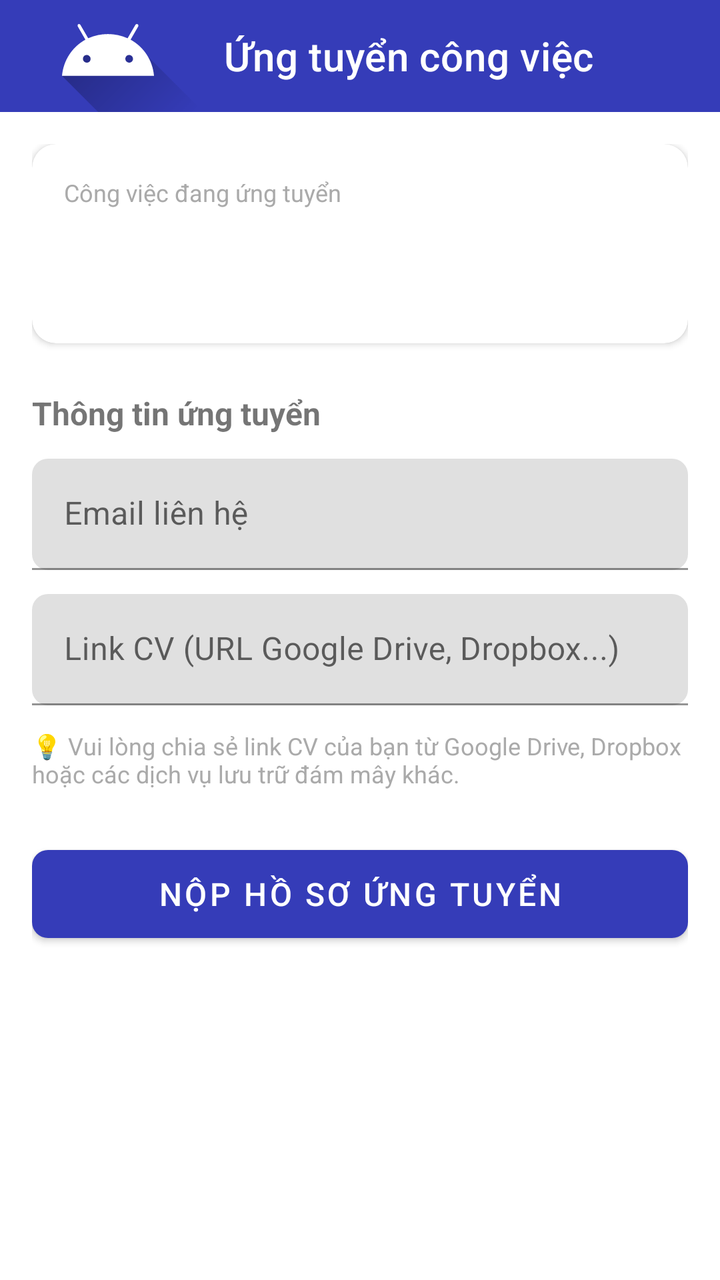
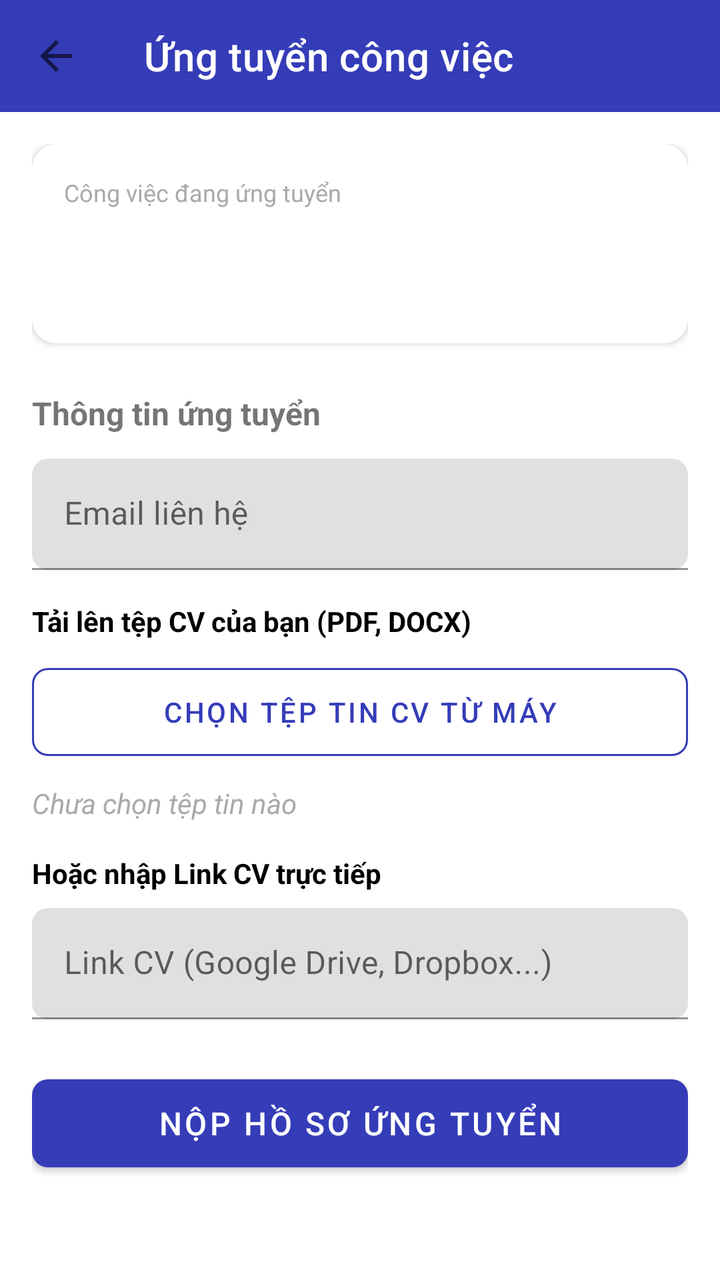

Compare the two renders of this Android layout. The source of the first and the diff that turns it into the second are given below.
<!-- AndroidManifest.xml: application theme Theme.TimViecApp -->
<!-- res/layout/activity_apply_job.xml -->
<?xml version="1.0" encoding="utf-8"?>
<LinearLayout xmlns:android="http://schemas.android.com/apk/res/android"
    xmlns:app="http://schemas.android.com/apk/res-auto"
    android:layout_width="match_parent"
    android:layout_height="match_parent"
    android:orientation="vertical"
    android:background="@android:color/white">

    
    <com.google.android.material.appbar.MaterialToolbar
        android:id="@+id/toolbar"
        android:layout_width="match_parent"
        android:layout_height="?attr/actionBarSize"
        android:background="?attr/colorPrimary"
        app:navigationIcon="@drawable/ic_launcher_foreground"
        app:title="Ứng tuyển công việc"
        app:titleTextColor="@android:color/white" />

    <ScrollView
        android:layout_width="match_parent"
        android:layout_height="match_parent">

        <LinearLayout
            android:layout_width="match_parent"
            android:layout_height="wrap_content"
            android:orientation="vertical"
            android:padding="16dp">

            
            <com.google.android.material.card.MaterialCardView
                android:layout_width="match_parent"
                android:layout_height="wrap_content"
                app:cardCornerRadius="12dp"
                app:cardElevation="2dp">

                <LinearLayout
                    android:layout_width="match_parent"
                    android:layout_height="wrap_content"
                    android:orientation="vertical"
                    android:padding="16dp">

                    <TextView
                        android:layout_width="match_parent"
                        android:layout_height="wrap_content"
                        android:text="Công việc đang ứng tuyển"
                        android:textSize="12sp"
                        android:textColor="@android:color/darker_gray" />

                    <TextView
                        android:id="@+id/tvJobTitle"
                        android:layout_width="match_parent"
                        android:layout_height="wrap_content"
                        android:layout_marginTop="4dp"
                        android:textSize="18sp"
                        android:textStyle="bold"
                        android:textColor="?attr/colorPrimary" />

                    <TextView
                        android:id="@+id/tvCompanyName"
                        android:layout_width="match_parent"
                        android:layout_height="wrap_content"
                        android:layout_marginTop="4dp"
                        android:textSize="14sp" />
                </LinearLayout>
            </com.google.android.material.card.MaterialCardView>

            
            <TextView
                android:layout_width="match_parent"
                android:layout_height="wrap_content"
                android:layout_marginTop="24dp"
                android:text="Thông tin ứng tuyển"
                android:textSize="16sp"
                android:textStyle="bold" />

            
            <com.google.android.material.textfield.TextInputLayout
                android:layout_width="match_parent"
                android:layout_height="wrap_content"
                android:layout_marginTop="12dp"
                android:hint="Email liên hệ"
                app:boxCornerRadiusBottomEnd="8dp"
                app:boxCornerRadiusBottomStart="8dp"
                app:boxCornerRadiusTopEnd="8dp"
                app:boxCornerRadiusTopStart="8dp">

                <com.google.android.material.textfield.TextInputEditText
                    android:id="@+id/etEmail"
                    android:layout_width="match_parent"
                    android:layout_height="wrap_content"
                    android:inputType="textEmailAddress" />
            </com.google.android.material.textfield.TextInputLayout>

            
            <com.google.android.material.textfield.TextInputLayout
                android:layout_width="match_parent"
                android:layout_height="wrap_content"
                android:layout_marginTop="12dp"
                android:hint="Link CV (URL Google Drive, Dropbox...)"
                app:boxCornerRadiusBottomEnd="8dp"
                app:boxCornerRadiusBottomStart="8dp"
                app:boxCornerRadiusTopEnd="8dp"
                app:boxCornerRadiusTopStart="8dp">

                <com.google.android.material.textfield.TextInputEditText
                    android:id="@+id/etCvUrl"
                    android:layout_width="match_parent"
                    android:layout_height="wrap_content"
                    android:inputType="textUri" />
            </com.google.android.material.textfield.TextInputLayout>

            
            <TextView
                android:layout_width="match_parent"
                android:layout_height="wrap_content"
                android:layout_marginTop="12dp"
                android:text="💡 Vui lòng chia sẻ link CV của bạn từ Google Drive, Dropbox hoặc các dịch vụ lưu trữ đám mây khác."
                android:textSize="12sp"
                android:textColor="@android:color/darker_gray" />

            
            <ProgressBar
                android:id="@+id/progressBar"
                android:layout_width="wrap_content"
                android:layout_height="wrap_content"
                android:layout_gravity="center"
                android:layout_marginTop="16dp"
                android:visibility="gone" />

            
            <com.google.android.material.button.MaterialButton
                android:id="@+id/btnSubmit"
                android:layout_width="match_parent"
                android:layout_height="56dp"
                android:layout_marginTop="24dp"
                android:text="Nộp hồ sơ ứng tuyển"
                android:textSize="16sp"
                app:cornerRadius="8dp" />

        </LinearLayout>
    </ScrollView>
</LinearLayout>
<!-- resources referenced by this layout -->
<resources>
  <!-- drawable ic_launcher_foreground (drawable) -->
  <vector xmlns:android="http://schemas.android.com/apk/res/android"
      xmlns:aapt="http://schemas.android.com/aapt"
      android:width="108dp"
      android:height="108dp"
      android:viewportWidth="108"
      android:viewportHeight="108">
      <path android:pathData="M31,63.928c0,0 6.4,-11 12.1,-13.1c7.2,-2.6 26,-1.4 26,-1.4l38.1,38.1L107,108.928l-32,-1L31,63.928z">
          <aapt:attr name="android:fillColor">
              <gradient
                  android:endX="85.84757"
                  android:endY="92.4963"
                  android:startX="42.9492"
                  android:startY="49.59793"
                  android:type="linear">
                  <item
                      android:color="#44000000"
                      android:offset="0.0" />
                  <item
                      android:color="#00000000"
                      android:offset="1.0" />
              </gradient>
          </aapt:attr>
      </path>
      <path
          android:fillColor="#FFFFFF"
          android:fillType="nonZero"
          android:pathData="M65.3,45.828l3.8,-6.6c0.2,-0.4 0.1,-0.9 -0.3,-1.1c-0.4,-0.2 -0.9,-0.1 -1.1,0.3l-3.9,6.7c-6.3,-2.8 -13.4,-2.8 -19.7,0l-3.9,-6.7c-0.2,-0.4 -0.7,-0.5 -1.1,-0.3C38.8,38.328 38.7,38.828 38.9,39.228l3.8,6.6C36.2,49.428 31.7,56.028 31,63.928h46C76.3,56.028 71.8,49.428 65.3,45.828zM43.4,57.328c-0.8,0 -1.5,-0.5 -1.8,-1.2c-0.3,-0.7 -0.1,-1.5 0.4,-2.1c0.5,-0.5 1.4,-0.7 2.1,-0.4c0.7,0.3 1.2,1 1.2,1.8C45.3,56.528 44.5,57.328 43.4,57.328L43.4,57.328zM64.6,57.328c-0.8,0 -1.5,-0.5 -1.8,-1.2s-0.1,-1.5 0.4,-2.1c0.5,-0.5 1.4,-0.7 2.1,-0.4c0.7,0.3 1.2,1 1.2,1.8C66.5,56.528 65.6,57.328 64.6,57.328L64.6,57.328z"
          android:strokeWidth="1"
          android:strokeColor="#00000000" />
  </vector>
  <style name="Theme.TimViecApp" parent="Base.Theme.TimViecApp" />
  <style name="Base.Theme.TimViecApp" parent="Theme.MaterialComponents.DayNight.NoActionBar">
          
          <item name="colorPrimary">@color/colorPrimary</item>
          <item name="colorPrimaryVariant">@color/colorPrimaryVariant</item>
          <item name="colorOnPrimary">@color/colorOnPrimary</item>
          
          <item name="colorSecondary">@color/colorSecondary</item>
          <item name="colorSecondaryVariant">@color/colorSecondaryVariant</item>
          <item name="colorOnSecondary">@color/colorOnSecondary</item>
          
          <item name="android:statusBarColor">?attr/colorPrimaryVariant</item>
          
          <item name="android:windowBackground">@color/backgroundColor</item>
      </style>
  <color name="colorPrimary">#353CB8</color>
  <color name="colorPrimaryVariant">#2A3093</color>
  <color name="colorOnPrimary">#FFFFFF</color>
  <color name="colorSecondary">#353CB8</color>
  <color name="colorSecondaryVariant">#2A3093</color>
  <color name="colorOnSecondary">#FFFFFF</color>
  <color name="backgroundColor">#FFFFFF</color>
</resources>

<!-- the commit's change to res/layout/activity_apply_job.xml (unified diff, before → after) -->
@@ -12,7 +12,7 @@
         android:layout_width="match_parent"
         android:layout_height="?attr/actionBarSize"
         android:background="?attr/colorPrimary"
-        app:navigationIcon="@drawable/ic_launcher_foreground"
+        app:navigationIcon="@drawable/ic_back"
         app:title="Ứng tuyển công việc"
         app:titleTextColor="@android:color/white" />
 
@@ -88,15 +88,56 @@
                     android:id="@+id/etEmail"
                     android:layout_width="match_parent"
                     android:layout_height="wrap_content"
+                    android:textColor="@color/black"
                     android:inputType="textEmailAddress" />
             </com.google.android.material.textfield.TextInputLayout>
 
             
+            <TextView
+                android:layout_width="match_parent"
+                android:layout_height="wrap_content"
+                android:layout_marginTop="16dp"
+                android:text="Tải lên tệp CV của bạn (PDF, DOCX)"
+                android:textColor="@color/black"
+                android:textSize="14sp"
+                android:textStyle="bold" />
+
+            <com.google.android.material.button.MaterialButton
+                android:id="@+id/btnSelectFile"
+                style="@style/Widget.MaterialComponents.Button.OutlinedButton"
+                android:layout_width="match_parent"
+                android:layout_height="56dp"
+                android:layout_marginTop="8dp"
+                android:text="Chọn tệp tin CV từ máy"
+                android:textColor="@color/colorPrimary"
+                app:cornerRadius="8dp"
+                app:strokeColor="@color/colorPrimary" />
+
+            <TextView
+                android:id="@+id/tvSelectedFileName"
+                android:layout_width="match_parent"
+                android:layout_height="wrap_content"
+                android:layout_marginTop="8dp"
+                android:text="Chưa chọn tệp tin nào"
+                android:textColor="@android:color/darker_gray"
+                android:textSize="14sp"
+                android:textStyle="italic" />
+
+            
+            <TextView
+                android:layout_width="match_parent"
+                android:layout_height="wrap_content"
+                android:layout_marginTop="16dp"
+                android:text="Hoặc nhập Link CV trực tiếp"
+                android:textColor="@color/black"
+                android:textSize="14sp"
+                android:textStyle="bold" />
+
             <com.google.android.material.textfield.TextInputLayout
                 android:layout_width="match_parent"
                 android:layout_height="wrap_content"
-                android:layout_marginTop="12dp"
-                android:hint="Link CV (URL Google Drive, Dropbox...)"
+                android:layout_marginTop="8dp"
+                android:hint="Link CV (Google Drive, Dropbox...)"
                 app:boxCornerRadiusBottomEnd="8dp"
                 app:boxCornerRadiusBottomStart="8dp"
                 app:boxCornerRadiusTopEnd="8dp"
@@ -106,17 +147,9 @@
                     android:id="@+id/etCvUrl"
                     android:layout_width="match_parent"
                     android:layout_height="wrap_content"
+                    android:textColor="@color/black"
                     android:inputType="textUri" />
             </com.google.android.material.textfield.TextInputLayout>
-
-            
-            <TextView
-                android:layout_width="match_parent"
-                android:layout_height="wrap_content"
-                android:layout_marginTop="12dp"
-                android:text="💡 Vui lòng chia sẻ link CV của bạn từ Google Drive, Dropbox hoặc các dịch vụ lưu trữ đám mây khác."
-                android:textSize="12sp"
-                android:textColor="@android:color/darker_gray" />
 
             
             <ProgressBar
<!-- resource entries referenced after the edit -->
@@ -1,36 +1,6 @@
 <!-- resources referenced by this layout -->
 <resources>
-  <!-- drawable ic_launcher_foreground (drawable) -->
-  <vector xmlns:android="http://schemas.android.com/apk/res/android"
-      xmlns:aapt="http://schemas.android.com/aapt"
-      android:width="108dp"
-      android:height="108dp"
-      android:viewportWidth="108"
-      android:viewportHeight="108">
-      <path android:pathData="M31,63.928c0,0 6.4,-11 12.1,-13.1c7.2,-2.6 26,-1.4 26,-1.4l38.1,38.1L107,108.928l-32,-1L31,63.928z">
-          <aapt:attr name="android:fillColor">
-              <gradient
-                  android:endX="85.84757"
-                  android:endY="92.4963"
-                  android:startX="42.9492"
-                  android:startY="49.59793"
-                  android:type="linear">
-                  <item
-                      android:color="#44000000"
-                      android:offset="0.0" />
-                  <item
-                      android:color="#00000000"
-                      android:offset="1.0" />
-              </gradient>
-          </aapt:attr>
-      </path>
-      <path
-          android:fillColor="#FFFFFF"
-          android:fillType="nonZero"
-          android:pathData="M65.3,45.828l3.8,-6.6c0.2,-0.4 0.1,-0.9 -0.3,-1.1c-0.4,-0.2 -0.9,-0.1 -1.1,0.3l-3.9,6.7c-6.3,-2.8 -13.4,-2.8 -19.7,0l-3.9,-6.7c-0.2,-0.4 -0.7,-0.5 -1.1,-0.3C38.8,38.328 38.7,38.828 38.9,39.228l3.8,6.6C36.2,49.428 31.7,56.028 31,63.928h46C76.3,56.028 71.8,49.428 65.3,45.828zM43.4,57.328c-0.8,0 -1.5,-0.5 -1.8,-1.2c-0.3,-0.7 -0.1,-1.5 0.4,-2.1c0.5,-0.5 1.4,-0.7 2.1,-0.4c0.7,0.3 1.2,1 1.2,1.8C45.3,56.528 44.5,57.328 43.4,57.328L43.4,57.328zM64.6,57.328c-0.8,0 -1.5,-0.5 -1.8,-1.2s-0.1,-1.5 0.4,-2.1c0.5,-0.5 1.4,-0.7 2.1,-0.4c0.7,0.3 1.2,1 1.2,1.8C66.5,56.528 65.6,57.328 64.6,57.328L64.6,57.328z"
-          android:strokeWidth="1"
-          android:strokeColor="#00000000" />
-  </vector>
+  <color name="black">#FF000000</color>
   <style name="Theme.TimViecApp" parent="Base.Theme.TimViecApp" />
   <style name="Base.Theme.TimViecApp" parent="Theme.MaterialComponents.DayNight.NoActionBar">
           
@@ -47,6 +17,17 @@
           <item name="android:windowBackground">@color/backgroundColor</item>
       </style>
   <color name="colorPrimary">#353CB8</color>
+  <!-- drawable ic_back (drawable) -->
+  <vector xmlns:android="http://schemas.android.com/apk/res/android"
+      android:width="24dp"
+      android:height="24dp"
+      android:viewportWidth="24"
+      android:viewportHeight="24"
+      android:tint="?attr/colorControlNormal">
+    <path
+        android:fillColor="@android:color/white"
+        android:pathData="M20,11H7.83l5.59,-5.59L12,4l-8,8 8,8 1.41,-1.41L7.83,13H20v-2z"/>
+  </vector>
   <color name="colorPrimaryVariant">#2A3093</color>
   <color name="colorOnPrimary">#FFFFFF</color>
   <color name="colorSecondary">#353CB8</color>
